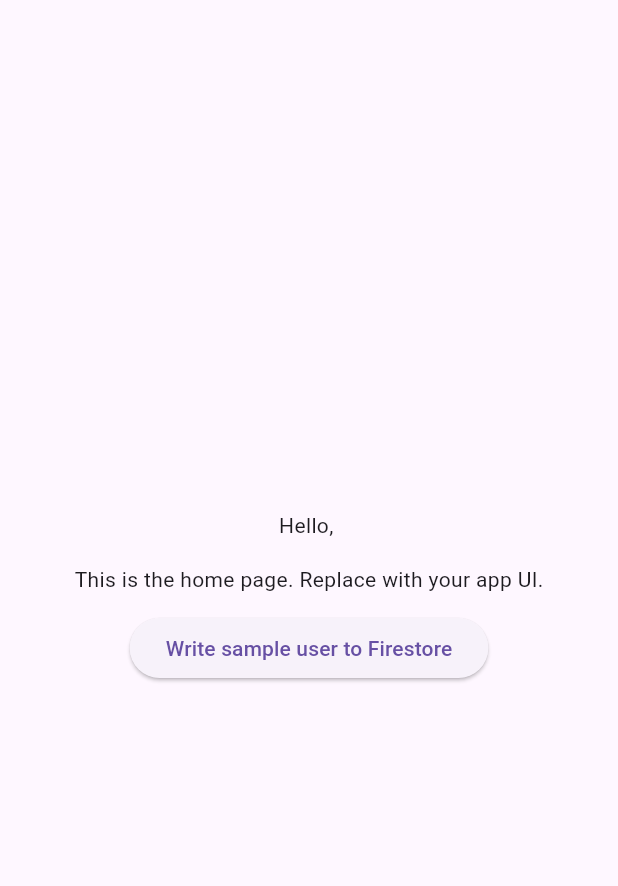
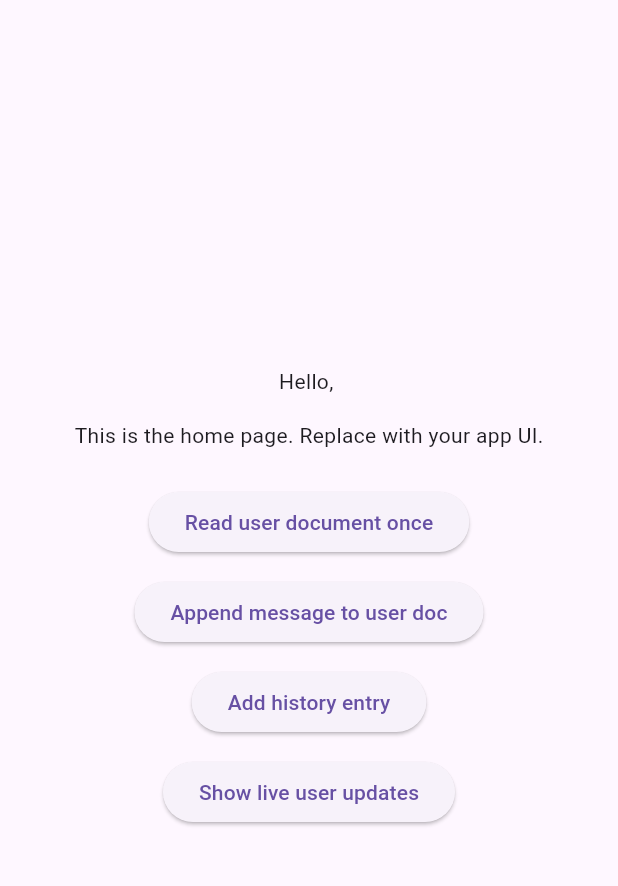
Before and after one commit to Nishitha0730/IOT-Mobile-App-Development, a Flutter app: the screen it shows once a user with an empty profile is signed in, on a phone screen of 412 x 824 dp, the part 63-949 px from its top. Run offline on Flutter 3.47's test engine with Material 3 defaults, Android fonts, the phone set to English and light mode, and no system bars; our stand-ins replace cloud_firestore, firebase_auth, firebase_core; accounts and stored records are empty.

Commit message:
initial firestore test

```diff
--- a/lib/main.dart
+++ b/lib/main.dart
@@ -1,14 +1,12 @@
 import 'package:flutter/material.dart';
 import 'package:firebase_core/firebase_core.dart';
 import 'package:firebase_auth/firebase_auth.dart';
+import 'package:cloud_firestore/cloud_firestore.dart';
 import 'firebase_options.dart';
 import 'services/firestore_service.dart';
 
-Future<void> main() async {
+void main() {
   WidgetsFlutterBinding.ensureInitialized();
-  await Firebase.initializeApp(
-    options: DefaultFirebaseOptions.currentPlatform,
-  );
   runApp(const MyApp());
 }
 
@@ -21,7 +19,51 @@ class MyApp extends StatelessWidget {
       debugShowCheckedModeBanner: false,
       title: 'Smart Cart',
       theme: ThemeData(primarySwatch: Colors.blue),
-      home: const AuthGate(),
+      home: const AppInitializer(),
+    );
+  }
+}
+
+class AppInitializer extends StatefulWidget {
+  const AppInitializer({super.key});
+
+  @override
+  State<AppInitializer> createState() => _AppInitializerState();
+}
+
+class _AppInitializerState extends State<AppInitializer> {
+  late final Future<FirebaseApp> _initFuture;
+
+  @override
+  void initState() {
+    super.initState();
+    _initFuture = Firebase.initializeApp(
+      options: DefaultFirebaseOptions.currentPlatform,
+    );
+  }
+
+  @override
+  Widget build(BuildContext context) {
+    return FutureBuilder<FirebaseApp>(
+      future: _initFuture,
+      builder: (context, snapshot) {
+        if (snapshot.connectionState == ConnectionState.waiting) {
+          return const Scaffold(
+            body: Center(child: CircularProgressIndicator()),
+          );
+        }
+        if (snapshot.hasError) {
+          return Scaffold(
+            body: Center(
+              child: Padding(
+                padding: EdgeInsets.all(16),
+                child: Text('Error initializing Firebase: ${snapshot.error}'),
+              ),
+            ),
+          );
+        }
+        return const AuthGate();
+      },
     );
   }
 }
@@ -216,20 +258,109 @@ class HomePage extends StatelessWidget {
             const SizedBox(height: 16),
             const Text('This is the home page. Replace with your app UI.'),
             const SizedBox(height: 12),
+            // ElevatedButton(
+            //   onPressed: () async {
+            //     final uid = user?.uid ?? 'anonymous';
+            //     try {
+            //       await FirestoreService.instance.writeSampleUser(uid, {
+            //         'email': user?.email ?? '',
+            //         'name': 'Demo User',
+            //       });
+            //       if (context.mounted) ScaffoldMessenger.of(context).showSnackBar(const SnackBar(content: Text('Wrote sample user to Firestore')));
+            //     } catch (e) {
+            //       if (context.mounted) ScaffoldMessenger.of(context).showSnackBar(SnackBar(content: Text('Error writing to Firestore: $e')));
+            //     }
+            //   },
+            //   child: const Text('Write sample user to Firestore'),
+            // ),
+            const SizedBox(height: 12),
             ElevatedButton(
               onPressed: () async {
-                final uid = user?.uid ?? 'anonymous';
+                final uid = user?.uid;
+                if (uid == null) {
+                  if (context.mounted) ScaffoldMessenger.of(context).showSnackBar(const SnackBar(content: Text('No user is signed in')));
+                  return;
+                }
                 try {
-                  await FirestoreService.instance.writeSampleUser(uid, {
-                    'email': user?.email ?? '',
-                    'name': 'Demo User',
-                  });
-                  if (context.mounted) ScaffoldMessenger.of(context).showSnackBar(const SnackBar(content: Text('Wrote sample user to Firestore')));
+                  final data = await FirestoreService.instance.getUser(uid);
+                  if (context.mounted) {
+                    showDialog(
+                      context: context,
+                      builder: (_) => AlertDialog(
+                        title: const Text('User document (once)'),
+                        content: Text(data == null ? 'No document found' : data.toString()),
+                        actions: [TextButton(onPressed: () => Navigator.of(context).pop(), child: const Text('Close'))],
+                      ),
+                    );
+                  }
                 } catch (e) {
-                  if (context.mounted) ScaffoldMessenger.of(context).showSnackBar(SnackBar(content: Text('Error writing to Firestore: $e')));
+                  if (context.mounted) ScaffoldMessenger.of(context).showSnackBar(SnackBar(content: Text('Error reading user: $e')));
                 }
               },
-              child: const Text('Write sample user to Firestore'),
+              child: const Text('Read user document once'),
+            ),
+            const SizedBox(height: 12),
+            ElevatedButton(
+              onPressed: () async {
+                // Append a timestamped message to an array field 'messages' in users/{uid}
+                final uid = user?.uid;
+                if (uid == null) {
+                  if (context.mounted) ScaffoldMessenger.of(context).showSnackBar(const SnackBar(content: Text('No user is signed in')));
+                  return;
+                }
+                try {
+                  final msg = {'text': 'Button pressed', 'at': DateTime.now().toIso8601String()};
+                  await FirestoreService.instance.appendToArrayField('users/$uid', 'messages', msg);
+                  if (context.mounted) ScaffoldMessenger.of(context).showSnackBar(const SnackBar(content: Text('Appended message to user document')));
+                } catch (e) {
+                  if (context.mounted) ScaffoldMessenger.of(context).showSnackBar(SnackBar(content: Text('Error appending message: $e')));
+                }
+              },
+              child: const Text('Append message to user doc'),
+            ),
+            const SizedBox(height: 12),
+            ElevatedButton(
+              onPressed: () async {
+                // Add a history doc under users/{uid}/history so previous entries are preserved
+                final uid = user?.uid;
+                if (uid == null) {
+                  if (context.mounted) ScaffoldMessenger.of(context).showSnackBar(const SnackBar(content: Text('No user is signed in')));
+                  return;
+                }
+                try {
+                  final entry = {'action': 'button_press', 'time': FieldValue.serverTimestamp()};
+                  await FirestoreService.instance.addSubcollectionDocument('users/$uid', 'history', entry);
+                  if (context.mounted) ScaffoldMessenger.of(context).showSnackBar(const SnackBar(content: Text('Added history entry')));
+                } catch (e) {
+                  if (context.mounted) ScaffoldMessenger.of(context).showSnackBar(SnackBar(content: Text('Error adding history entry: $e')));
+                }
+              },
+              child: const Text('Add history entry'),
+            ),
+            const SizedBox(height: 12),
+            ElevatedButton(
+              onPressed: () {
+                final uid = user?.uid;
+                if (uid == null) {
+                  if (context.mounted) ScaffoldMessenger.of(context).showSnackBar(const SnackBar(content: Text('No user is signed in')));
+                  return;
+                }
+                showDialog(
+                  context: context,
+                  builder: (ctx) => StreamBuilder<Map<String, dynamic>?>(
+                    stream: FirestoreService.instance.streamUser(uid),
+                    builder: (context, snap) {
+                      if (snap.connectionState == ConnectionState.waiting) return const AlertDialog(content: SizedBox(height: 80, child: Center(child: CircularProgressIndicator())));
+                      return AlertDialog(
+                        title: const Text('Live user document'),
+                        content: Text(snap.data == null ? 'No document' : snap.data.toString()),
+                        actions: [TextButton(onPressed: () => Navigator.of(ctx).pop(), child: const Text('Close'))],
+                      );
+                    },
+                  ),
+                );
+              },
+              child: const Text('Show live user updates'),
             ),
           ],
         ),
--- a/lib/services/firestore_service.dart
+++ b/lib/services/firestore_service.dart
@@ -39,4 +39,30 @@ class FirestoreService {
       ...userData,
     }, merge: true);
   }
+
+  // Read a single user document once. Returns the document data or null if not found.
+  Future<Map<String, dynamic>?> getUser(String uid) async {
+    final doc = await _db.collection('users').doc(uid).get();
+    if (!doc.exists) return null;
+    return doc.data();
+  }
+
+  // Stream user document changes (realtime updates).
+  Stream<Map<String, dynamic>?> streamUser(String uid) {
+    return _db.collection('users').doc(uid).snapshots().map((snap) => snap.exists ? snap.data() : null);
+  }
+
+  // Append a value to an array field on a document without overwriting other fields.
+  // If the array doesn't exist it'll be created. Uses FieldValue.arrayUnion to avoid duplicates.
+  Future<void> appendToArrayField(String docPath, String field, dynamic value) async {
+    final ref = _db.doc(docPath);
+    await ref.set({field: FieldValue.arrayUnion([value])}, SetOptions(merge: true));
+  }
+
+  // Add a document to a subcollection under an existing document path, e.g. users/{uid}/history
+  Future<DocumentReference> addSubcollectionDocument(String docPath, String subcollection, Map<String, dynamic> data) async {
+    final col = _db.doc(docPath).collection(subcollection);
+    final ref = await col.add(data);
+    return ref;
+  }
 }
```
